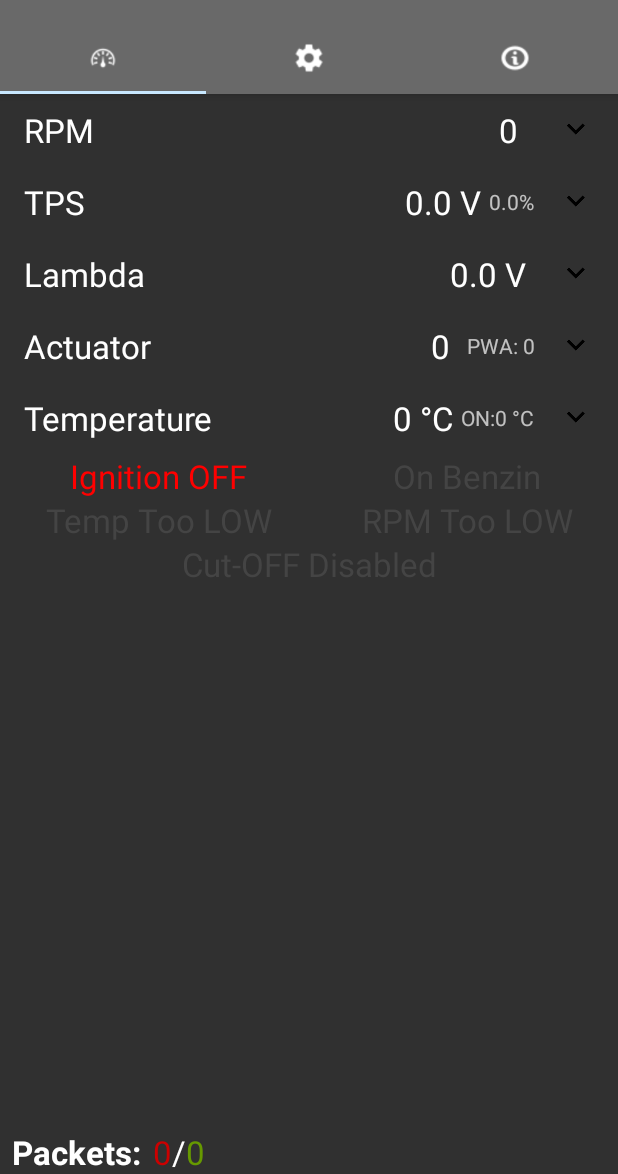
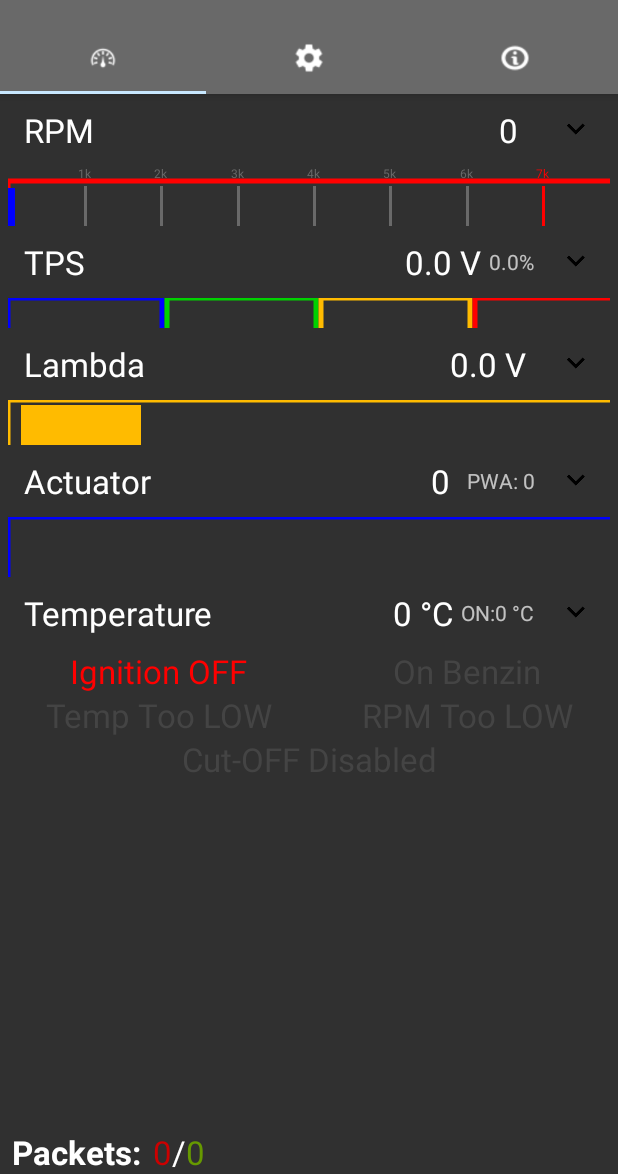
Before and after one commit to mobrembski/KMEBingo, an Android app: the screen it shows after launch (MainActivity), on a phone screen of 412 x 824 dp, the part 62-1236 px from its top. Run offline under Robolectric (Android 15) with nearby library versions, the phone set to English and light mode, and no system bars; our stand-ins replace EventBus; libraries missing offline, so code that uses them is left out: org.achartengine, org.achartengine.model, org.achartengine.renderer; 38 statements that could not run were skipped.

Commit message:
Fixed a bug with no views on new android APIs

```diff
--- a/app/src/main/java/com/mobrembski/kmebingo/ExpandableRowView.java
+++ b/app/src/main/java/com/mobrembski/kmebingo/ExpandableRowView.java
@@ -148,19 +148,18 @@ public class ExpandableRowView extends LinearLayout {
      * collapsedHeight, the handle will be hidden.
      */
     @Override
-    protected void onMeasure(int widthMeasureSpec, int heightMeasureSpec) {
+    protected void onMeasure(final int widthMeasureSpec, int heightMeasureSpec) {
         if(mVisibleContentId != 0) {
             mContentVisible = findViewById(mVisibleContentId);
-            mContentVisible.requestLayout();
-            mContentVisible.measure(widthMeasureSpec, heightMeasureSpec);
-
-            int dd2 = mContentVisible.getMeasuredHeight();
-            int dd = mContentVisible.getHeight();
-            android.view.ViewGroup.LayoutParams lp;
-            lp = mContentVisible.getLayoutParams();
-            lp.height = dd2;
-            //mContentVisible.setLayoutParams(lp);
-            mContentVisibleHeight = dd2;
+            final int finalHeightMeasureSpec = heightMeasureSpec;
+            mContentVisible.post(new Runnable() {
+                @Override
+                public void run() {
+                    mContentVisible.measure(widthMeasureSpec, finalHeightMeasureSpec);
+                    int height = mContentVisible.getMeasuredHeight();
+                    mContentVisibleHeight = height;
+                }
+            });
         }
         // First, measure how high content wants to be
         mContent.measure(widthMeasureSpec, MeasureSpec.UNSPECIFIED);
--- a/app/src/main/java/com/mobrembski/kmebingo/LambdaView.java
+++ b/app/src/main/java/com/mobrembski/kmebingo/LambdaView.java
@@ -71,15 +71,14 @@ public class LambdaView extends View {
     @Override
     protected void onMeasure(int widthMeasureSpec, int heightMeasureSpec) {
         if(heightMeasureSpec == 0){
-            heightMeasureSpec = MeasureSpec.makeMeasureSpec(70, MeasureSpec.AT_MOST);
+            heightMeasureSpec = MeasureSpec.makeMeasureSpec(90, MeasureSpec.AT_MOST);
         }
-
-        setMeasuredDimension(getDefaultSize(getSuggestedMinimumWidth(), widthMeasureSpec), getDefaultSize(this.getSuggestedMinimumHeight(), heightMeasureSpec));
-        super.onMeasure(widthMeasureSpec, heightMeasureSpec);
         viewWidth = MeasureSpec.getSize(widthMeasureSpec);
         viewHeight = MeasureSpec.getSize(heightMeasureSpec);
         rectWidth = viewWidth / rectSize;
         maxPoints = viewWidth - rectWidth - borderWidth - rectPadding;
+        setMeasuredDimension(getDefaultSize(getSuggestedMinimumWidth(), widthMeasureSpec), getDefaultSize(viewHeight, heightMeasureSpec));
+        super.onMeasure(widthMeasureSpec, heightMeasureSpec);
     }
 
     @Override
--- a/app/src/main/res/layout/actual_param_tab.xml
+++ b/app/src/main/res/layout/actual_param_tab.xml
@@ -61,7 +61,7 @@
                     style="@style/DefaultDisplayItem"
                     android:id="@+id/TPSView"
                     android:layout_width="fill_parent"
-                    android:layout_height="10dp"
+                    android:layout_height="20dp"
                     app:TPSViewBorderWidth="3dp"
                     app:TPSViewRectPadding="2dp" />
 
@@ -90,9 +90,9 @@
                     style="@style/DefaultDisplayItem"
                     android:id="@+id/lambdaView"
                     android:layout_width="fill_parent"
-                    android:layout_height="20dp"
+                    android:layout_height="30dp"
                     app:LambdaViewBorderWidth="3dp"
-                    app:LambdaViewRectPadding="3dp"
+                    app:LambdaViewRectPadding="2dp"
                     app:LambdaViewRectSize="3dp" />
                 <com.mobrembski.kmebingo.GraphView
                     style="@style/DefaultDisplayItem"
@@ -118,7 +118,7 @@
                     style="@style/DefaultDisplayItem"
                     android:id="@+id/ActuatorView"
                     android:layout_width="fill_parent"
-                    android:layout_height="20dp"
+                    android:layout_height="40dp"
                     app:ActuatorViewBarBottomPadding="3dp"
                     app:ActuatorViewBorderWidth="3dp"
                     app:ActuatorViewRectPadding="1dp" />
```
